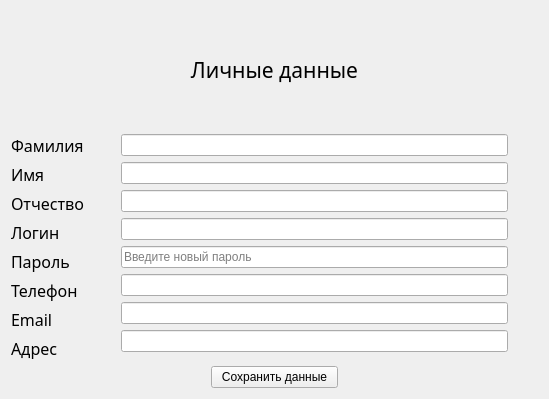
This is profile.ui in lirthu/kursach as Qt 5 draws it before an edit. The edited form follows.
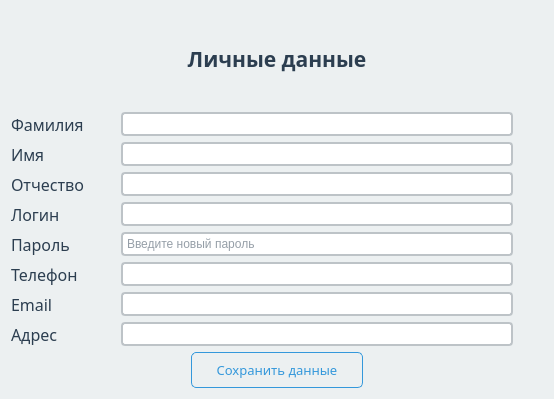
This is the edited form.

Diff of the .ui file:
```diff
--- a/profile.ui
+++ b/profile.ui
@@ -6,13 +6,16 @@
    <rect>
     <x>0</x>
     <y>0</y>
-    <width>549</width>
+    <width>554</width>
     <height>399</height>
    </rect>
   </property>
   <property name="windowTitle">
    <string>Профиль</string>
   </property>
+  <property name="styleSheet">
+   <string notr="true">background-color: #ECF0F1;</string>
+  </property>
   <layout class="QVBoxLayout" name="verticalLayout_5">
    <item>
     <widget class="QLabel" name="label">
@@ -20,8 +23,13 @@
       <font>
        <family>Segoe Print</family>
        <pointsize>16</pointsize>
+       <weight>75</weight>
+       <bold>true</bold>
       </font>
      </property>
+     <property name="styleSheet">
+      <string notr="true">color: #2C3E50; </string>
+     </property>
      <property name="text">
       <string>Личные данные</string>
      </property>
@@ -42,6 +50,9 @@
            <pointsize>12</pointsize>
           </font>
          </property>
+         <property name="styleSheet">
+          <string notr="true">color: #2C3E50;</string>
+         </property>
          <property name="text">
           <string>Фамилия</string>
          </property>
@@ -55,6 +66,9 @@
            <pointsize>12</pointsize>
           </font>
          </property>
+         <property name="styleSheet">
+          <string notr="true">color: #2C3E50;</string>
+         </property>
          <property name="text">
           <string>Имя</string>
          </property>
@@ -68,6 +82,9 @@
            <pointsize>12</pointsize>
           </font>
          </property>
+         <property name="styleSheet">
+          <string notr="true">color: #2C3E50;</string>
+         </property>
          <property name="text">
           <string>Отчество</string>
          </property>
@@ -81,6 +98,9 @@
            <pointsize>12</pointsize>
           </font>
          </property>
+         <property name="styleSheet">
+          <string notr="true">color: #2C3E50;</string>
+         </property>
          <property name="text">
           <string>Логин</string>
          </property>
@@ -94,6 +114,9 @@
            <pointsize>12</pointsize>
           </font>
          </property>
+         <property name="styleSheet">
+          <string notr="true">color: #2C3E50;</string>
+         </property>
          <property name="text">
           <string>Пароль</string>
          </property>
@@ -107,6 +130,9 @@
            <pointsize>12</pointsize>
           </font>
          </property>
+         <property name="styleSheet">
+          <string notr="true">color: #2C3E50;</string>
+         </property>
          <property name="text">
           <string>Телефон</string>
          </property>
@@ -120,6 +146,9 @@
            <pointsize>12</pointsize>
           </font>
          </property>
+         <property name="styleSheet">
+          <string notr="true">color: #2C3E50;</string>
+         </property>
          <property name="text">
           <string>Email</string>
          </property>
@@ -133,6 +162,9 @@
            <pointsize>12</pointsize>
           </font>
          </property>
+         <property name="styleSheet">
+          <string notr="true">color: #2C3E50;</string>
+         </property>
          <property name="text">
           <string>Адрес</string>
          </property>
@@ -149,32 +181,135 @@
         <number>30</number>
        </property>
        <item>
-        <widget class="QLineEdit" name="lineEdit"/>
+        <widget class="QLineEdit" name="lineEdit">
+         <property name="styleSheet">
+          <string notr="true">QLineEdit {
+    background-color: white;
+    border: 2px solid #BDC3C7;
+    border-radius: 4px;
+    padding: 2px;
+    color: #2C3E50;
+}
+QLineEdit:focus {
+    border-color: #3498DB;
+}</string>
+         </property>
+        </widget>
        </item>
        <item>
-        <widget class="QLineEdit" name="lineEdit_2"/>
+        <widget class="QLineEdit" name="lineEdit_2">
+         <property name="styleSheet">
+          <string notr="true">QLineEdit {
+    background-color: white;
+    border: 2px solid #BDC3C7;
+    border-radius: 4px;
+    padding: 2px;
+    color: #2C3E50;
+}
+QLineEdit:focus {
+    border-color: #3498DB;
+}</string>
+         </property>
+        </widget>
        </item>
        <item>
-        <widget class="QLineEdit" name="lineEdit_3"/>
+        <widget class="QLineEdit" name="lineEdit_3">
+         <property name="styleSheet">
+          <string notr="true">QLineEdit {
+    background-color: white;
+    border: 2px solid #BDC3C7;
+    border-radius: 4px;
+    padding: 2px;
+    color: #2C3E50;
+}
+QLineEdit:focus {
+    border-color: #3498DB;
+}</string>
+         </property>
+        </widget>
        </item>
        <item>
-        <widget class="QLineEdit" name="lineEdit_4"/>
+        <widget class="QLineEdit" name="lineEdit_4">
+         <property name="styleSheet">
+          <string notr="true">QLineEdit {
+    background-color: white;
+    border: 2px solid #BDC3C7;
+    border-radius: 4px;
+    padding: 2px;
+    color: #2C3E50;
+}
+QLineEdit:focus {
+    border-color: #3498DB;
+}</string>
+         </property>
+        </widget>
        </item>
        <item>
         <widget class="QLineEdit" name="lineEdit_5">
+         <property name="styleSheet">
+          <string notr="true">QLineEdit {
+    background-color: white;
+    border: 2px solid #BDC3C7;
+    border-radius: 4px;
+    padding: 2px;
+    color: #2C3E50;
+}
+QLineEdit:focus {
+    border-color: #3498DB;
+}</string>
+         </property>
          <property name="placeholderText">
           <string>Введите новый пароль</string>
          </property>
         </widget>
        </item>
        <item>
-        <widget class="QLineEdit" name="lineEdit_6"/>
+        <widget class="QLineEdit" name="lineEdit_6">
+         <property name="styleSheet">
+          <string notr="true">QLineEdit {
+    background-color: white;
+    border: 2px solid #BDC3C7;
+    border-radius: 4px;
+    padding: 2px;
+    color: #2C3E50;
+}
+QLineEdit:focus {
+    border-color: #3498DB;
+}</string>
+         </property>
+        </widget>
        </item>
        <item>
-        <widget class="QLineEdit" name="lineEdit_7"/>
+        <widget class="QLineEdit" name="lineEdit_7">
+         <property name="styleSheet">
+          <string notr="true">QLineEdit {
+    background-color: white;
+    border: 2px solid #BDC3C7;
+    border-radius: 4px;
+    padding: 2px;
+    color: #2C3E50;
+}
+QLineEdit:focus {
+    border-color: #3498DB;
+}</string>
+         </property>
+        </widget>
        </item>
        <item>
-        <widget class="QLineEdit" name="lineEdit_8"/>
+        <widget class="QLineEdit" name="lineEdit_8">
+         <property name="styleSheet">
+          <string notr="true">QLineEdit {
+    background-color: white;
+    border: 2px solid #BDC3C7;
+    border-radius: 4px;
+    padding: 2px;
+    color: #2C3E50;
+}
+QLineEdit:focus {
+    border-color: #3498DB;
+}</string>
+         </property>
+        </widget>
        </item>
       </layout>
      </item>
@@ -183,13 +318,32 @@
    <item>
     <layout class="QHBoxLayout" name="horizontalLayout_2">
      <property name="leftMargin">
-      <number>200</number>
+      <number>180</number>
      </property>
      <property name="rightMargin">
-      <number>200</number>
+      <number>180</number>
      </property>
      <item>
       <widget class="QPushButton" name="pushButton">
+       <property name="font">
+        <font>
+         <family>Segoe Print</family>
+         <pointsize>10</pointsize>
+        </font>
+       </property>
+       <property name="styleSheet">
+        <string notr="true">QPushButton {
+    background-color: transparent;
+    color: #3498DB;
+    border: 1px solid #3498DB;
+    padding: 8px 16px;
+    border-radius: 5px;
+}
+QPushButton:hover {
+    background-color: #3498DB;
+    color: white;
+}</string>
+       </property>
        <property name="text">
         <string>Сохранить данные</string>
        </property>
```
